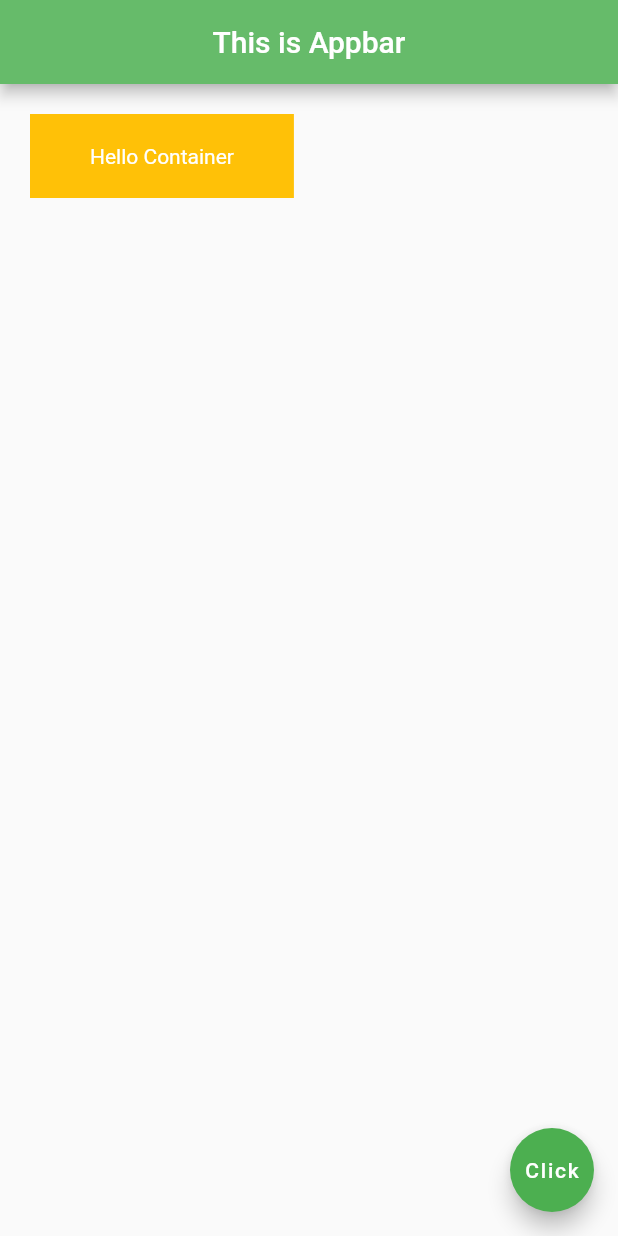
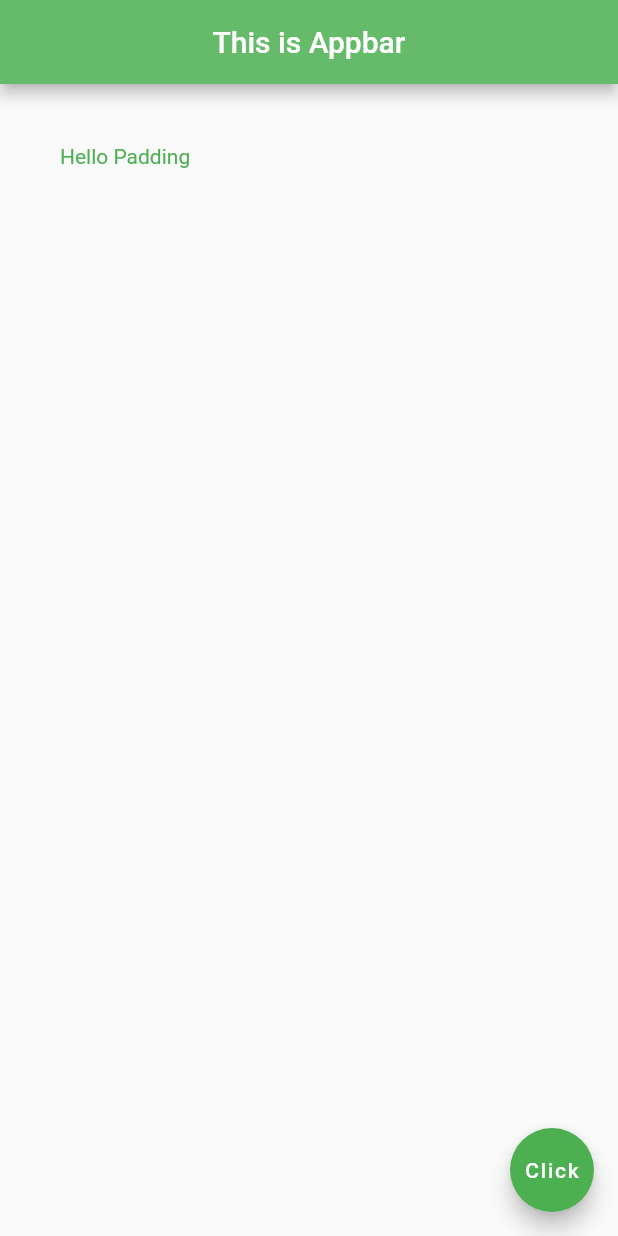
Before and after one commit to rohitksingh/FlutterStuff, a Flutter app: the screen it shows after launch, on a phone screen of 412 x 824 dp. Run offline on Flutter 3.47's test engine with Material 2 defaults, Android fonts, the phone set to English and light mode, and no system bars.

Commit message:
Created Padding

```diff
--- a/simple_form/lib/main.dart
+++ b/simple_form/lib/main.dart
@@ -17,12 +17,9 @@ class HomePage extends StatelessWidget {
         centerTitle: true,
         backgroundColor: Colors.green[400],
       ),
-      body: Container(
-        color: Colors.amber,
-        padding: EdgeInsets.fromLTRB(40, 20, 40, 20),
-        margin: EdgeInsets.all(20),
-        child: Text('Hello Container', style: TextStyle(color: Colors.white),)
-        ,
+      body: Padding(
+        child: Text('Hello Padding', style: TextStyle(color: Colors.green),),
+        padding: EdgeInsets.all(40),
       ),
       floatingActionButton: FloatingActionButton(
         child: Text('Click'),
```
